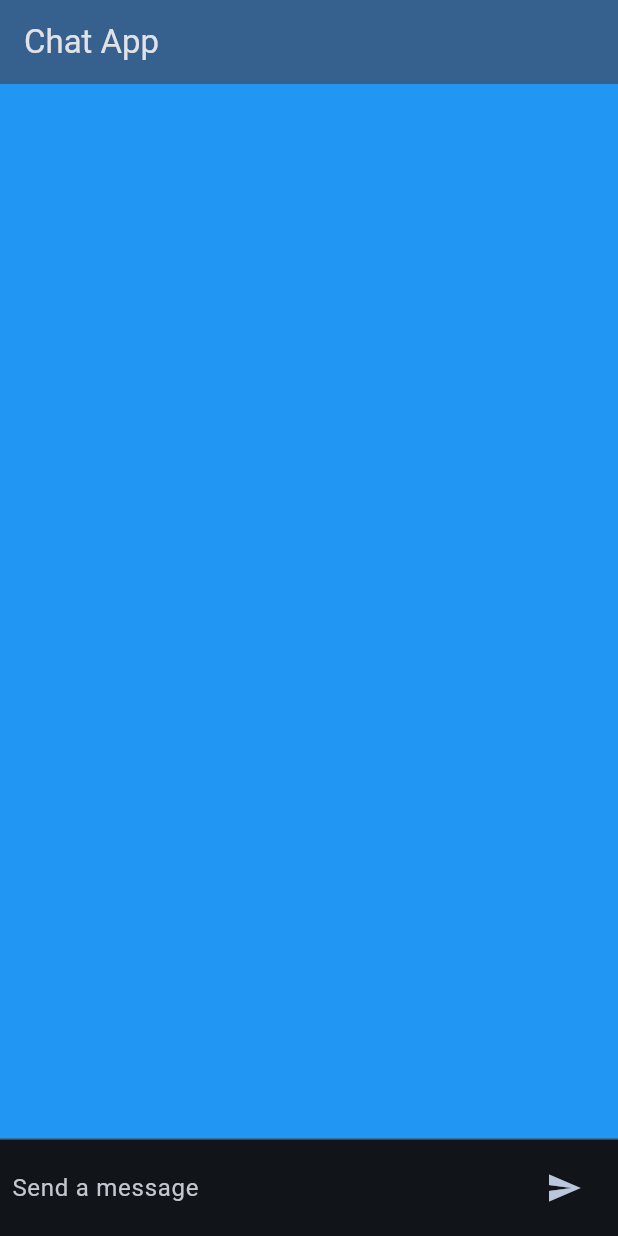
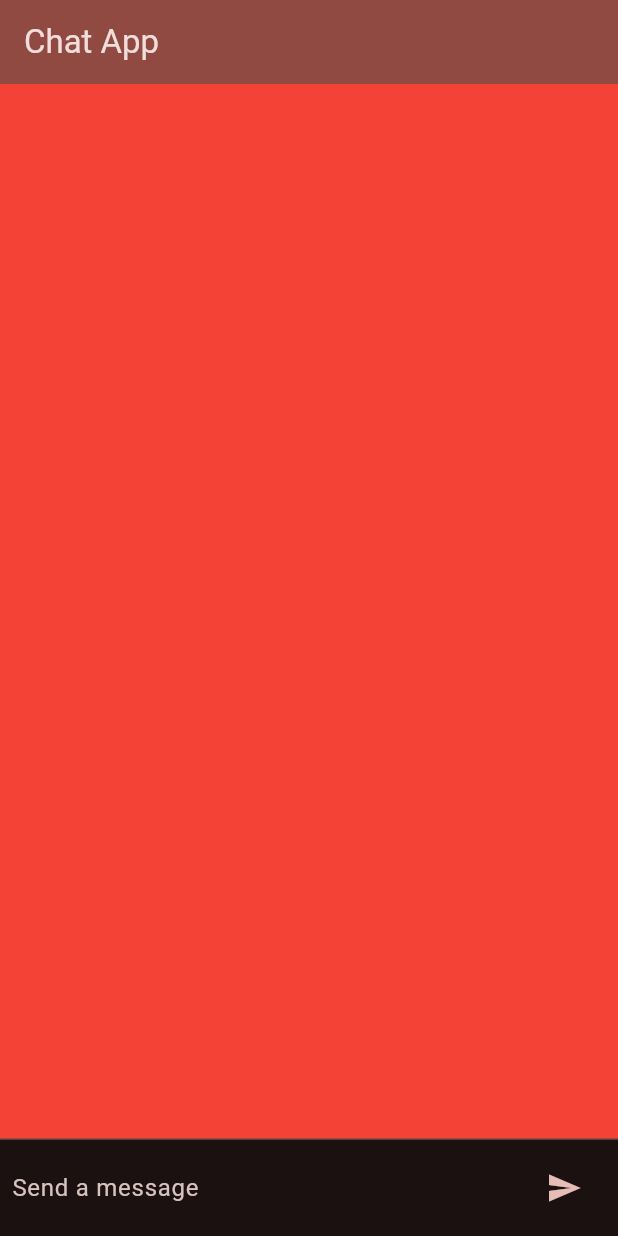
Before and after one commit to could-ai/019873e0-0dcd-7a84-99a9-7d7268f1927f, a Flutter app: the screen it shows after launch, on a phone screen of 412 x 824 dp. Run offline on Flutter 3.47's test engine with Material 3 defaults, Android fonts, the phone set to English and light mode, and no system bars.

Commit message:
将应用的背景颜色和主题种子颜色从黄色更改为红色。在 `lib/main.dart` 文件中，我将 `ThemeData` 的 `scaffoldBackgroundColor` 属性和 `ColorScheme` 的 `seedColor` 属性都从 `Colors.yellow` 修改为 `Colors.red`，以实现统一的红色主题，同时保持深色模式以确保UI元素的可见性和对比度。

```diff
--- a/usr/lib/main.dart
+++ b/usr/lib/main.dart
@@ -15,9 +15,9 @@ class MyApp extends StatelessWidget {
       debugShowCheckedModeBanner: false,
       theme: ThemeData(
         brightness: Brightness.dark,
-        scaffoldBackgroundColor: Colors.blue,
+        scaffoldBackgroundColor: Colors.red,
         colorScheme: ColorScheme.fromSeed(
-          seedColor: Colors.blue,
+          seedColor: Colors.red,
           brightness: Brightness.dark
         ),
         useMaterial3: true,
```
